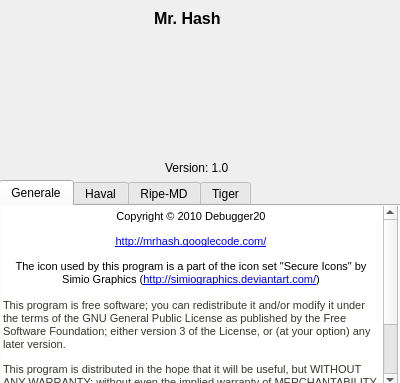
Old version of the form ui/about.ui in the repository rikyoz/MrHash.
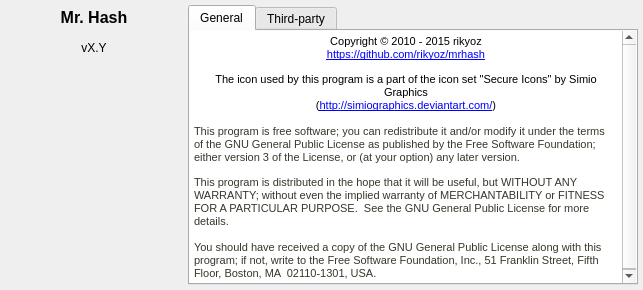
New version of the form. Icons and pictures are not drawn.

Commit message: Fixed and improved About dialog.

```diff
--- a/ui/about.ui
+++ b/ui/about.ui
@@ -6,49 +6,36 @@
    <rect>
     <x>0</x>
     <y>0</y>
-    <width>400</width>
-    <height>383</height>
+    <width>643</width>
+    <height>290</height>
    </rect>
   </property>
-  <property name="minimumSize">
-   <size>
-    <width>400</width>
-    <height>383</height>
-   </size>
-  </property>
-  <property name="maximumSize">
-   <size>
-    <width>400</width>
-    <height>383</height>
-   </size>
-  </property>
   <property name="windowTitle">
    <string>About Mr. Hash</string>
   </property>
-  <widget class="QLabel" name="label">
-   <property name="geometry">
-    <rect>
-     <x>128</x>
-     <y>30</y>
-     <width>131</width>
-     <height>131</height>
-    </rect>
+  <layout class="QGridLayout" name="gridLayout">
+   <property name="leftMargin">
+    <number>5</number>
    </property>
-   <property name="text">
-    <string/>
+   <property name="topMargin">
+    <number>5</number>
    </property>
-   <property name="pixmap">
-    <pixmap resource="../res/icon.qrc">:/res/icon.png</pixmap>
+   <property name="rightMargin">
+    <number>5</number>
    </property>
-  </widget>
+   <property name="bottomMargin">
+    <number>5</number>
+   </property>
+   <property name="spacing">
+    <number>5</number>
+   </property>
+   <item row="0" column="0">
   <widget class="QLabel" name="label_2">
-   <property name="geometry">
-    <rect>
-     <x>154</x>
-     <y>10</y>
-     <width>81</width>
-     <height>16</height>
-    </rect>
+     <property name="maximumSize">
+      <size>
+       <width>16777215</width>
+       <height>25</height>
+      </size>
    </property>
    <property name="font">
     <font>
@@ -60,44 +47,58 @@
    <property name="text">
     <string>Mr. Hash</string>
    </property>
-  </widget>
-  <widget class="QLabel" name="label_3">
-   <property name="geometry">
-    <rect>
-     <x>165</x>
-     <y>160</y>
-     <width>91</width>
-     <height>16</height>
-    </rect>
-   </property>
-   <property name="text">
-    <string>Version: 1.0</string>
-   </property>
-  </widget>
+     <property name="alignment">
+      <set>Qt::AlignCenter</set>
+     </property>
+    </widget>
+   </item>
+   <item row="0" column="1" rowspan="3">
   <widget class="QTabWidget" name="tabWidget">
-   <property name="geometry">
-    <rect>
-     <x>-1</x>
-     <y>180</y>
-     <width>403</width>
-     <height>205</height>
-    </rect>
+     <property name="maximumSize">
+      <size>
+       <width>450</width>
+       <height>16777215</height>
+      </size>
    </property>
    <property name="currentIndex">
     <number>0</number>
    </property>
    <widget class="QWidget" name="tab">
     <attribute name="title">
-     <string>Generale</string>
-    </attribute>
+       <string>General</string>
+      </attribute>
+      <layout class="QGridLayout" name="gridLayout_2">
+       <property name="leftMargin">
+        <number>0</number>
+       </property>
+       <property name="topMargin">
+        <number>0</number>
+       </property>
+       <property name="rightMargin">
+        <number>0</number>
+       </property>
+       <property name="bottomMargin">
+        <number>0</number>
+       </property>
+       <property name="spacing">
+        <number>5</number>
+       </property>
+       <item row="0" column="0">
     <widget class="QTextEdit" name="textEdit">
-     <property name="geometry">
-      <rect>
-       <x>-3</x>
-       <y>-1</y>
-       <width>400</width>
-       <height>183</height>
-      </rect>
+         <property name="sizePolicy">
+          <sizepolicy hsizetype="Expanding" vsizetype="Expanding">
+           <horstretch>0</horstretch>
+           <verstretch>0</verstretch>
+          </sizepolicy>
+         </property>
+         <property name="frameShape">
+          <enum>QFrame::NoFrame</enum>
+         </property>
+         <property name="frameShadow">
+          <enum>QFrame::Plain</enum>
+         </property>
+         <property name="lineWidth">
+          <number>0</number>
      </property>
      <property name="readOnly">
       <bool>true</bool>
@@ -110,9 +111,8 @@
 &lt;table border=&quot;0&quot; style=&quot;-qt-table-type: root; margin-top:4px; margin-bottom:4px; margin-left:4px; margin-right:4px;&quot;&gt;
 &lt;tr&gt;
 &lt;td style=&quot;border: none;&quot;&gt;
-&lt;p align=&quot;center&quot; style=&quot; margin-top:12px; margin-bottom:0px; margin-left:0px; margin-right:0px; -qt-block-indent:0; text-indent:0px;&quot;&gt;&lt;span style=&quot; font-family:'Courier New,courier'; font-size:8pt;&quot;&gt;Copyright © 2010 Debugger20&lt;/span&gt;&lt;/p&gt;
-&lt;p align=&quot;center&quot; style=&quot; margin-top:12px; margin-bottom:0px; margin-left:0px; margin-right:0px; -qt-block-indent:0; text-indent:0px;&quot;&gt;&lt;a href=&quot;http://mrhash.googlecode.com/&quot;&gt;&lt;span style=&quot; font-size:8pt; text-decoration: underline; color:#0000ff;&quot;&gt;http://mrhash.googlecode.com/&lt;/span&gt;&lt;/a&gt;&lt;/p&gt;
-&lt;p align=&quot;center&quot; style=&quot; margin-top:12px; margin-bottom:0px; margin-left:0px; margin-right:0px; -qt-block-indent:0; text-indent:0px;&quot;&gt;&lt;span style=&quot; font-family:'Courier New,courier'; font-size:8pt;&quot;&gt;The icon used by this program is a part of the icon set &amp;quot;Secure Icons&amp;quot; by Simio Graphics (&lt;/span&gt;&lt;a href=&quot;http://simiographics.deviantart.com/&quot;&gt;&lt;span style=&quot; font-size:8pt; text-decoration: underline; color:#0000ff;&quot;&gt;http://simiographics.deviantart.com/&lt;/span&gt;&lt;/a&gt;&lt;span style=&quot; font-family:'Courier New,courier'; font-size:8pt;&quot;&gt;)&lt;/span&gt;&lt;/p&gt;
+&lt;p align=&quot;center&quot; style=&quot; margin-top:12px; margin-bottom:0px; margin-left:0px; margin-right:0px; -qt-block-indent:0; text-indent:0px;&quot;&gt;&lt;span style=&quot; font-family:'Courier New,courier'; font-size:8pt;&quot;&gt;Copyright © 2010 - 2015 rikyoz&lt;/span&gt;&lt;br /&gt;&lt;a href=&quot;https://github.com/rikyoz/mrhash&quot;&gt;&lt;span style=&quot; font-size:8pt; text-decoration: underline; color:#0000ff;&quot;&gt;https://github.com/rikyoz/mrhash&lt;/span&gt;&lt;/a&gt;&lt;/p&gt;
+&lt;p align=&quot;center&quot; style=&quot; margin-top:12px; margin-bottom:0px; margin-left:0px; margin-right:0px; -qt-block-indent:0; text-indent:0px;&quot;&gt;&lt;span style=&quot; font-family:'Courier New,courier'; font-size:8pt;&quot;&gt;The icon used by this program is a part of the icon set &amp;quot;Secure Icons&amp;quot; by Simio Graphics&lt;/span&gt;&lt;span style=&quot; font-size:8pt;&quot;&gt;&lt;br /&gt;&lt;/span&gt;&lt;span style=&quot; font-family:'Courier New,courier'; font-size:8pt;&quot;&gt;(&lt;/span&gt;&lt;a href=&quot;http://simiographics.deviantart.com/&quot;&gt;&lt;span style=&quot; font-size:8pt; text-decoration: underline; color:#0000ff;&quot;&gt;http://simiographics.deviantart.com/&lt;/span&gt;&lt;/a&gt;&lt;span style=&quot; font-family:'Courier New,courier'; font-size:8pt;&quot;&gt;)&lt;/span&gt;&lt;/p&gt;
 &lt;p style=&quot;-qt-paragraph-type:empty; margin-top:0px; margin-bottom:0px; margin-left:0px; margin-right:0px; -qt-block-indent:0; text-indent:0px; font-family:'Courier New,courier'; font-size:8pt;&quot;&gt;&lt;br /&gt;&lt;/p&gt;
 &lt;p style=&quot; margin-top:0px; margin-bottom:12px; margin-left:0px; margin-right:0px; -qt-block-indent:0; text-indent:0px;&quot;&gt;&lt;span style=&quot; font-family:'monospace'; font-size:8pt; color:#35382a;&quot;&gt;This program is free software; you can redistribute it and/or modify it under the terms of the GNU General Public License as published by the Free Software Foundation; either version 3 of the License, or (at your option) any later version.&lt;/span&gt;&lt;/p&gt;
 &lt;p style=&quot; margin-top:0px; margin-bottom:0px; margin-left:0px; margin-right:0px; -qt-block-indent:0; text-indent:0px;&quot;&gt;&lt;span style=&quot; font-family:'monospace'; font-size:8pt; color:#35382a;&quot;&gt;This program is distributed in the hope that it will be useful, but WITHOUT ANY WARRANTY; without even the implied warranty of MERCHANTABILITY or FITNESS FOR A PARTICULAR PURPOSE.  See the GNU General Public License for more details.&lt;/span&gt;&lt;/p&gt;
@@ -120,20 +120,40 @@
 &lt;p style=&quot; margin-top:0px; margin-bottom:0px; margin-left:0px; margin-right:0px; -qt-block-indent:0; text-indent:0px;&quot;&gt;&lt;span style=&quot; font-family:'monospace'; font-size:8pt; color:#35382a;&quot;&gt;You should have received a copy of the GNU General Public License along with this program; if not, write to the Free Software Foundation, Inc., 51 Franklin Street, Fifth Floor, Boston, MA  02110-1301, USA.&lt;/span&gt;&lt;/p&gt;&lt;/td&gt;&lt;/tr&gt;&lt;/table&gt;&lt;/body&gt;&lt;/html&gt;</string>
      </property>
     </widget>
-   </widget>
-   <widget class="QWidget" name="tab_5">
+       </item>
+      </layout>
+     </widget>
+     <widget class="QWidget" name="tab_2">
     <attribute name="title">
-     <string>Haval</string>
-    </attribute>
+       <string>Third-party</string>
+      </attribute>
+      <layout class="QVBoxLayout" name="verticalLayout">
+       <property name="spacing">
+        <number>5</number>
+       </property>
+       <property name="leftMargin">
+        <number>0</number>
+       </property>
+       <property name="topMargin">
+        <number>0</number>
+       </property>
+       <property name="rightMargin">
+        <number>0</number>
+       </property>
+       <property name="bottomMargin">
+        <number>0</number>
+       </property>
+       <item>
     <widget class="QTextEdit" name="textEdit_5">
-     <property name="geometry">
-      <rect>
-       <x>0</x>
-       <y>-1</y>
-       <width>400</width>
-       <height>183</height>
-      </rect>
-     </property>
+         <property name="frameShape">
+          <enum>QFrame::NoFrame</enum>
+         </property>
+         <property name="frameShadow">
+          <enum>QFrame::Plain</enum>
+         </property>
+         <property name="lineWidth">
+          <number>0</number>
+         </property>
      <property name="readOnly">
       <bool>true</bool>
      </property>
@@ -142,84 +162,55 @@
 &lt;html&gt;&lt;head&gt;&lt;meta name=&quot;qrichtext&quot; content=&quot;1&quot; /&gt;&lt;style type=&quot;text/css&quot;&gt;
 p, li { white-space: pre-wrap; }
 &lt;/style&gt;&lt;/head&gt;&lt;body style=&quot; font-family:'MS Shell Dlg 2'; font-size:8.25pt; font-weight:400; font-style:normal;&quot;&gt;
-&lt;table border=&quot;0&quot; style=&quot;-qt-table-type: root; margin-top:4px; margin-bottom:4px; margin-left:4px; margin-right:4px;&quot;&gt;
-&lt;tr&gt;
-&lt;td style=&quot;border: none;&quot;&gt;
-&lt;p style=&quot; margin-top:0px; margin-bottom:0px; margin-left:0px; margin-right:0px; -qt-block-indent:0; text-indent:0px;&quot;&gt;&lt;span style=&quot; font-size:8pt;&quot;&gt;Copyright (C) 2002, 2003, 2004 by Michael Buesch&lt;/span&gt;&lt;/p&gt;
-&lt;p style=&quot; margin-top:0px; margin-bottom:0px; margin-left:0px; margin-right:0px; -qt-block-indent:0; text-indent:0px;&quot;&gt;&lt;span style=&quot; font-size:8pt;&quot;&gt;email: mbuesch@freenet.de&lt;/span&gt;&lt;/p&gt;
-&lt;p style=&quot;-qt-paragraph-type:empty; margin-top:0px; margin-bottom:0px; margin-left:0px; margin-right:0px; -qt-block-indent:0; text-indent:0px; font-size:8pt;&quot;&gt;&lt;br /&gt;&lt;/p&gt;
-&lt;p style=&quot; margin-top:0px; margin-bottom:0px; margin-left:0px; margin-right:0px; -qt-block-indent:0; text-indent:0px;&quot;&gt;&lt;span style=&quot; font-size:8pt;&quot;&gt;Public domain implementation by Paulo S.L.M. Barreto &amp;lt;pbarreto@nw.com.br&amp;gt;&lt;/span&gt;&lt;/p&gt;
-&lt;p style=&quot;-qt-paragraph-type:empty; margin-top:0px; margin-bottom:0px; margin-left:0px; margin-right:0px; -qt-block-indent:0; text-indent:0px; font-size:8pt;&quot;&gt;&lt;br /&gt;&lt;/p&gt;
-&lt;p style=&quot; margin-top:0px; margin-bottom:0px; margin-left:0px; margin-right:0px; -qt-block-indent:0; text-indent:0px;&quot;&gt;&lt;span style=&quot; font-size:8pt;&quot;&gt;This program is free software; you can redistribute it and/or modify it under the terms of the GNU General Public License version 2 as published by the Free Software Foundation.&lt;/span&gt;&lt;/p&gt;&lt;/td&gt;&lt;/tr&gt;&lt;/table&gt;&lt;/body&gt;&lt;/html&gt;</string>
-     </property>
-    </widget>
-   </widget>
-   <widget class="QWidget" name="tab_8">
-    <attribute name="title">
-     <string>Ripe-MD</string>
-    </attribute>
-    <widget class="QTextEdit" name="textEdit_8">
-     <property name="geometry">
-      <rect>
-       <x>-2</x>
-       <y>-1</y>
-       <width>400</width>
-       <height>183</height>
-      </rect>
+&lt;p style=&quot; margin-top:14px; margin-bottom:12px; margin-left:0px; margin-right:0px; -qt-block-indent:0; text-indent:0px;&quot;&gt;&lt;span style=&quot; font-size:8pt; font-weight:600;&quot;&gt;Haval&lt;/span&gt;&lt;span style=&quot; font-size:8pt;&quot;&gt; &lt;/span&gt;&lt;/p&gt;
+&lt;p style=&quot; margin-top:12px; margin-bottom:12px; margin-left:0px; margin-right:0px; -qt-block-indent:0; text-indent:0px;&quot;&gt;&lt;span style=&quot; font-size:8pt;&quot;&gt;Copyright (C) 2002, 2003, 2004 by Michael Buesch&lt;br /&gt;email: mbuesch@freenet.de&lt;br /&gt;&lt;br /&gt;Public domain implementation by Paulo S.L.M. Barreto &amp;lt;pbarreto@nw.com.br&amp;gt;&lt;br /&gt;This program is free software; you can redistribute it and/or modify it under the terms of the GNU General Public License version 2 as published by the Free Software Foundation. &lt;/span&gt;&lt;/p&gt;
+&lt;p style=&quot; margin-top:14px; margin-bottom:12px; margin-left:0px; margin-right:0px; -qt-block-indent:0; text-indent:0px;&quot;&gt;&lt;span style=&quot; font-size:8pt; font-weight:600;&quot;&gt;RIPEMD&lt;/span&gt;&lt;span style=&quot; font-size:8pt;&quot;&gt; &lt;/span&gt;&lt;/p&gt;
+&lt;p style=&quot; margin-top:12px; margin-bottom:12px; margin-left:0px; margin-right:0px; -qt-block-indent:0; text-indent:0px;&quot;&gt;&lt;span style=&quot; font-size:8pt;&quot;&gt;Copyright (C) 2004 by Michael Buesch&lt;br /&gt;email: mbuesch@freenet.de&lt;br /&gt;&lt;br /&gt;This program is free software; you can redistribute it and/or modify it under the terms of the GNU General Public License version 2 as published by the Free Software Foundation. &lt;/span&gt;&lt;/p&gt;
+&lt;p style=&quot; margin-top:14px; margin-bottom:12px; margin-left:0px; margin-right:0px; -qt-block-indent:0; text-indent:0px;&quot;&gt;&lt;span style=&quot; font-size:8pt; font-weight:600;&quot;&gt;Tiger&lt;/span&gt;&lt;span style=&quot; font-size:8pt;&quot;&gt; &lt;/span&gt;&lt;/p&gt;
+&lt;p style=&quot; margin-top:12px; margin-bottom:12px; margin-left:0px; margin-right:0px; -qt-block-indent:0; text-indent:0px;&quot;&gt;&lt;span style=&quot; font-size:8pt;&quot;&gt;Copyright (C) 2002, 2003, 2004 by Michael Buesch&lt;br /&gt;email: mbuesch@freenet.de&lt;br /&gt;&lt;br /&gt;tiger.c - The TIGER hash function&lt;br /&gt;Copyright (C) 1998, 2001, 2002 Free Software Foundation, Inc.&lt;br /&gt;&lt;br /&gt;This program is free software; you can redistribute it and/or modify it under the terms of the GNU General Public License version 2 as published by the Free Software Foundation. &lt;/span&gt;&lt;/p&gt;&lt;/body&gt;&lt;/html&gt;</string>
+         </property>
+        </widget>
+       </item>
+      </layout>
+     </widget>
+    </widget>
+   </item>
+   <item row="1" column="0">
+    <widget class="QLabel" name="versionLabel">
+     <property name="minimumSize">
+      <size>
+       <width>0</width>
+       <height>0</height>
+      </size>
      </property>
-     <property name="readOnly">
-      <bool>true</bool>
+     <property name="maximumSize">
+      <size>
+       <width>16777215</width>
+       <height>25</height>
+      </size>
      </property>
-     <property name="html">
-      <string>&lt;!DOCTYPE HTML PUBLIC &quot;-//W3C//DTD HTML 4.0//EN&quot; &quot;http://www.w3.org/TR/REC-html40/strict.dtd&quot;&gt;
-&lt;html&gt;&lt;head&gt;&lt;meta name=&quot;qrichtext&quot; content=&quot;1&quot; /&gt;&lt;style type=&quot;text/css&quot;&gt;
-p, li { white-space: pre-wrap; }
-&lt;/style&gt;&lt;/head&gt;&lt;body style=&quot; font-family:'MS Shell Dlg 2'; font-size:8.25pt; font-weight:400; font-style:normal;&quot;&gt;
-&lt;table border=&quot;0&quot; style=&quot;-qt-table-type: root; margin-top:4px; margin-bottom:4px; margin-left:4px; margin-right:4px;&quot;&gt;
-&lt;tr&gt;
-&lt;td style=&quot;border: none;&quot;&gt;
-&lt;p style=&quot; margin-top:0px; margin-bottom:0px; margin-left:0px; margin-right:0px; -qt-block-indent:0; text-indent:0px;&quot;&gt;&lt;span style=&quot; font-size:8pt;&quot;&gt;Copyright (C) 2004 by Michael Buesch&lt;/span&gt;&lt;/p&gt;
-&lt;p style=&quot; margin-top:0px; margin-bottom:0px; margin-left:0px; margin-right:0px; -qt-block-indent:0; text-indent:0px;&quot;&gt;&lt;span style=&quot; font-size:8pt;&quot;&gt;email: mbuesch@freenet.de&lt;/span&gt;&lt;/p&gt;
-&lt;p style=&quot;-qt-paragraph-type:empty; margin-top:0px; margin-bottom:0px; margin-left:0px; margin-right:0px; -qt-block-indent:0; text-indent:0px; font-size:8pt;&quot;&gt;&lt;br /&gt;&lt;/p&gt;
-&lt;p style=&quot; margin-top:0px; margin-bottom:0px; margin-left:0px; margin-right:0px; -qt-block-indent:0; text-indent:0px;&quot;&gt;&lt;span style=&quot; font-size:8pt;&quot;&gt;This program is free software; you can redistribute it and/or modify it under the terms of the GNU General Public License version 2 as published by the Free Software Foundation.&lt;/span&gt;&lt;/p&gt;&lt;/td&gt;&lt;/tr&gt;&lt;/table&gt;&lt;/body&gt;&lt;/html&gt;</string>
+     <property name="text">
+      <string>vX.Y</string>
      </property>
+     <property name="alignment">
+      <set>Qt::AlignCenter</set>
+     </property>
     </widget>
-   </widget>
-   <widget class="QWidget" name="tab_9">
-    <attribute name="title">
-     <string>Tiger</string>
-    </attribute>
-    <widget class="QTextEdit" name="textEdit_9">
-     <property name="geometry">
-      <rect>
-       <x>0</x>
-       <y>-1</y>
-       <width>400</width>
-       <height>183</height>
-      </rect>
+   </item>
+   <item row="2" column="0">
+    <widget class="QLabel" name="label">
+     <property name="text">
+      <string/>
      </property>
-     <property name="readOnly">
-      <bool>true</bool>
+     <property name="pixmap">
+      <pixmap resource="../res/icon.qrc">:/res/icon.png</pixmap>
      </property>
-     <property name="html">
-      <string>&lt;!DOCTYPE HTML PUBLIC &quot;-//W3C//DTD HTML 4.0//EN&quot; &quot;http://www.w3.org/TR/REC-html40/strict.dtd&quot;&gt;
-&lt;html&gt;&lt;head&gt;&lt;meta name=&quot;qrichtext&quot; content=&quot;1&quot; /&gt;&lt;style type=&quot;text/css&quot;&gt;
-p, li { white-space: pre-wrap; }
-&lt;/style&gt;&lt;/head&gt;&lt;body style=&quot; font-family:'MS Shell Dlg 2'; font-size:8.25pt; font-weight:400; font-style:normal;&quot;&gt;
-&lt;table border=&quot;0&quot; style=&quot;-qt-table-type: root; margin-top:4px; margin-bottom:4px; margin-left:4px; margin-right:4px;&quot;&gt;
-&lt;tr&gt;
-&lt;td style=&quot;border: none;&quot;&gt;
-&lt;p style=&quot; margin-top:0px; margin-bottom:0px; margin-left:0px; margin-right:0px; -qt-block-indent:0; text-indent:0px;&quot;&gt;&lt;span style=&quot; font-size:8pt;&quot;&gt;Copyright (C) 2002, 2003, 2004 by Michael Buesch&lt;/span&gt;&lt;/p&gt;
-&lt;p style=&quot; margin-top:0px; margin-bottom:0px; margin-left:0px; margin-right:0px; -qt-block-indent:0; text-indent:0px;&quot;&gt;&lt;span style=&quot; font-size:8pt;&quot;&gt;email: mbuesch@freenet.de&lt;/span&gt;&lt;/p&gt;
-&lt;p style=&quot;-qt-paragraph-type:empty; margin-top:0px; margin-bottom:0px; margin-left:0px; margin-right:0px; -qt-block-indent:0; text-indent:0px; font-size:8pt;&quot;&gt;&lt;br /&gt;&lt;/p&gt;
-&lt;p style=&quot; margin-top:0px; margin-bottom:0px; margin-left:0px; margin-right:0px; -qt-block-indent:0; text-indent:0px;&quot;&gt;&lt;span style=&quot; font-size:8pt;&quot;&gt;tiger.c  -  The TIGER hash function&lt;/span&gt;&lt;/p&gt;
-&lt;p style=&quot; margin-top:0px; margin-bottom:0px; margin-left:0px; margin-right:0px; -qt-block-indent:0; text-indent:0px;&quot;&gt;&lt;span style=&quot; font-size:8pt;&quot;&gt;Copyright (C) 1998, 2001, 2002 Free Software Foundation, Inc.&lt;/span&gt;&lt;/p&gt;
-&lt;p style=&quot;-qt-paragraph-type:empty; margin-top:0px; margin-bottom:0px; margin-left:0px; margin-right:0px; -qt-block-indent:0; text-indent:0px; font-size:8pt;&quot;&gt;&lt;br /&gt;&lt;/p&gt;
-&lt;p style=&quot; margin-top:0px; margin-bottom:0px; margin-left:0px; margin-right:0px; -qt-block-indent:0; text-indent:0px;&quot;&gt;&lt;span style=&quot; font-size:8pt;&quot;&gt;This program is free software; you can redistribute it and/or modify it under the terms of the GNU General Public License version 2 as published by the Free Software Foundation.&lt;/span&gt;&lt;/p&gt;&lt;/td&gt;&lt;/tr&gt;&lt;/table&gt;&lt;/body&gt;&lt;/html&gt;</string>
+     <property name="alignment">
+      <set>Qt::AlignCenter</set>
      </property>
     </widget>
-   </widget>
-  </widget>
+   </item>
+  </layout>
  </widget>
  <resources>
   <include location="../res/icon.qrc"/>
```
Lines whose indentation alone changed are shown as unchanged. The commit also changes 1 other file.
